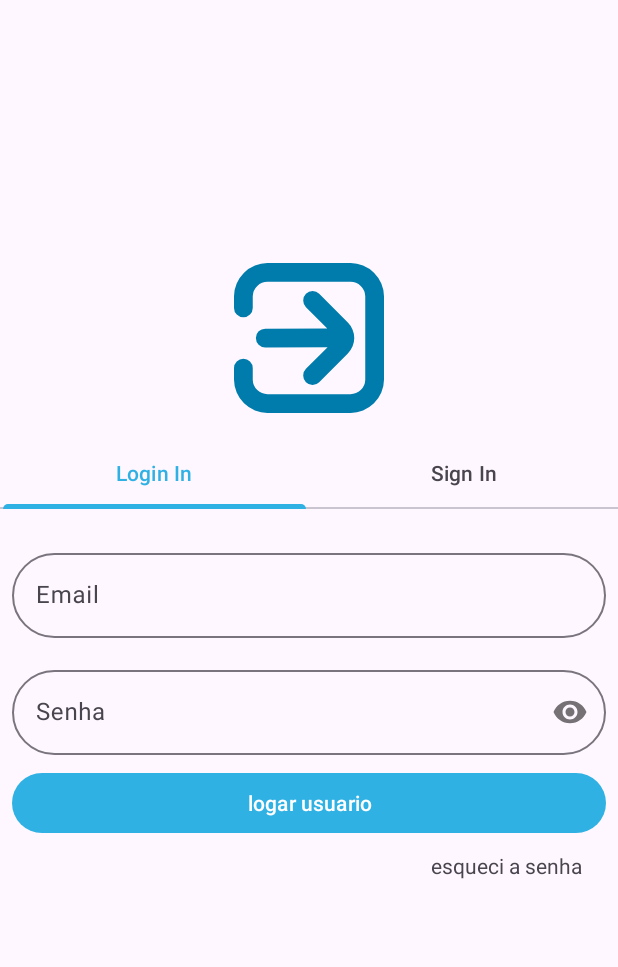
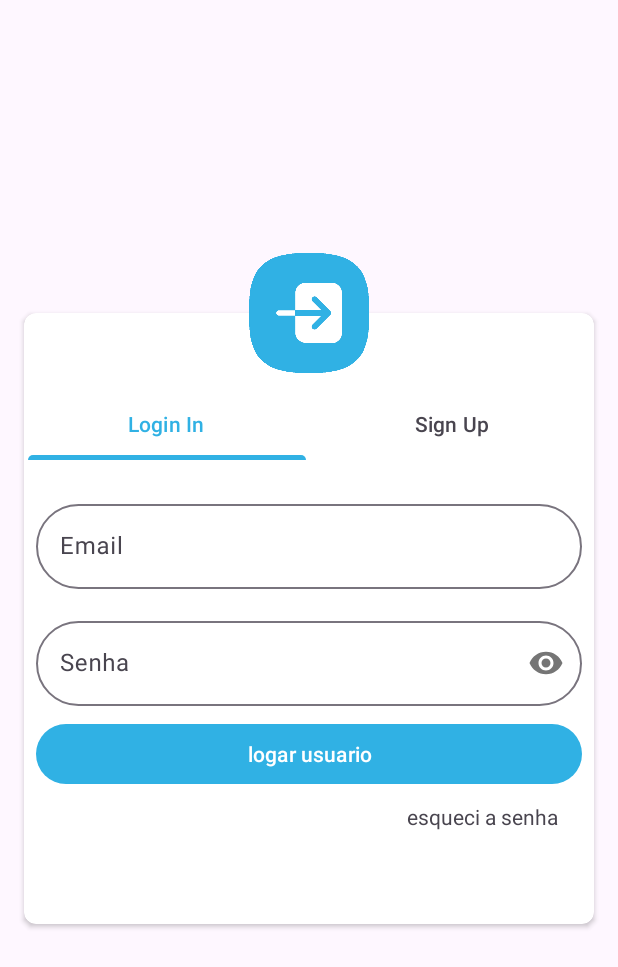
Before and after one commit to kaioLimaX/ChatApp, an Android app: the screen it shows after launch (AuthActivity), on a phone screen of 412 x 824 dp. Shown: the top 967 px of the screen. Run offline under Robolectric (Android 15) with nearby library versions, the phone set to English and light mode, and no system bars; our stand-ins replace Firebase (no records; nobody signed in at launch, a user with empty details on screens opened directly).

Commit message:
criando sessão ViewModel para login, corrigido erro digitação tab

```diff
--- a/app/src/main/java/com/example/chatapp/adapters/TabAdapter.kt
+++ b/app/src/main/java/com/example/chatapp/adapters/TabAdapter.kt
@@ -5,7 +5,7 @@ import androidx.fragment.app.FragmentManager
 import androidx.lifecycle.Lifecycle
 import androidx.viewpager2.adapter.FragmentStateAdapter
 import com.example.chatapp.view.ui.auth.fragments.LoginInFragment
-import com.example.chatapp.view.ui.auth.fragments.SignInFragment
+import com.example.chatapp.view.ui.auth.fragments.SignUpFragment
 
 class TabAdapter(
     val abas : List<String>,
@@ -18,7 +18,7 @@ class TabAdapter(
 
     override fun createFragment(position: Int): Fragment {
         when(position){
-            1 -> return SignInFragment()
+            1 -> return SignUpFragment()
 
         }
         return LoginInFragment()
--- a/app/src/main/java/com/example/chatapp/view/ui/auth/AuthActivity.kt
+++ b/app/src/main/java/com/example/chatapp/view/ui/auth/AuthActivity.kt
@@ -24,7 +24,7 @@ class AuthActivity : AppCompatActivity() {
         val viewPager = binding.viewPagerMenuAuth
 
         //adapter
-        val abas = listOf("Login In", "Sign In")
+        val abas = listOf("Login In", "Sign Up")
         viewPager.adapter = TabAdapter(
             abas,
             supportFragmentManager,
--- a/app/src/main/java/com/example/chatapp/view/ui/auth/fragments/SignInFragment.kt
+++ b/app/src/main/java/com/example/chatapp/view/ui/auth/fragments/SignUpFragment.kt
@@ -20,7 +20,7 @@ import com.google.firebase.firestore.ktx.firestore
 import com.google.firebase.ktx.Firebase
 
 
-class SignInFragment : Fragment() {
+class SignUpFragment : Fragment() {
 
     private lateinit var binding: ItemTabloginSigninBinding
 
--- /dev/null
+++ b/app/src/main/java/com/example/chatapp/view/ui/auth/viewmodels/LoginViewModel.kt
@@ -0,0 +1,14 @@
+package com.example.chatapp.view.ui.auth.viewmodels
+
+import androidx.lifecycle.ViewModel
+import com.example.chatapp.data.AuthRepository
+import javax.inject.Inject
+
+class LoginViewModel @Inject constructor(
+    private val authRepository: AuthRepository
+) : ViewModel() {
+
+    suspend fun onClickLogin(email : String, password : String){
+        authRepository.login(email,password)
+    }
+}
--- /dev/null
+++ b/app/src/main/java/com/example/chatapp/view/ui/auth/viewmodels/SignUpViewModel.kt
@@ -0,0 +1,6 @@
+package com.example.chatapp.view.ui.auth.viewmodels
+
+import androidx.lifecycle.ViewModel
+
+class SignUpViewModel : ViewModel() {
+}
--- a/app/src/main/res/layout/activity_auth.xml
+++ b/app/src/main/res/layout/activity_auth.xml
@@ -8,35 +8,58 @@
 
     <ImageView
         android:id="@+id/imageView"
-        android:layout_width="100dp"
-        android:layout_height="100dp"
-        app:layout_constraintBottom_toTopOf="@+id/tabAuth"
+        android:layout_width="80dp"
+        android:layout_height="80dp"
+        android:elevation="5dp"
+        app:layout_constraintBottom_toTopOf="@+id/cardView"
+        app:layout_constraintEnd_toEndOf="@+id/cardView"
+        app:layout_constraintStart_toStartOf="@+id/cardView"
+        app:layout_constraintTop_toTopOf="@+id/cardView"
+        app:srcCompat="@drawable/log_in" />
+
+    <androidx.cardview.widget.CardView
+        android:id="@+id/cardView"
+        android:layout_width="match_parent"
+        android:layout_height="wrap_content"
+        android:layout_marginStart="16dp"
+        android:layout_marginEnd="16dp"
+        app:cardCornerRadius="8dp"
+        app:layout_constraintBottom_toBottomOf="parent"
         app:layout_constraintEnd_toEndOf="parent"
         app:layout_constraintHorizontal_bias="0.5"
         app:layout_constraintStart_toStartOf="parent"
-        app:layout_constraintTop_toTopOf="parent"
-        app:layout_constraintVertical_chainStyle="packed"
-        app:srcCompat="@drawable/sign_in_24" />
+        app:layout_constraintTop_toTopOf="parent">
+
+        <androidx.constraintlayout.widget.ConstraintLayout
+            android:layout_width="match_parent"
+            android:layout_height="match_parent">
+
+            <androidx.constraintlayout.widget.Guideline
+                android:id="@+id/guideline3"
+                android:layout_width="wrap_content"
+                android:layout_height="wrap_content"
+                android:orientation="horizontal"
+                app:layout_constraintGuide_begin="50dp" />
 
             <com.google.android.material.tabs.TabLayout
                 android:id="@+id/tabAuth"
-        android:layout_width="0dp"
+                android:layout_width="379dp"
                 android:layout_height="wrap_content"
-        android:layout_marginTop="16dp"
-        app:layout_constraintBottom_toTopOf="@+id/viewPagerMenuAuth"
+                android:background="@color/branco"
                 app:layout_constraintEnd_toEndOf="parent"
                 app:layout_constraintHorizontal_bias="0.5"
                 app:layout_constraintStart_toStartOf="parent"
-        app:layout_constraintTop_toBottomOf="@+id/imageView" />
+                app:layout_constraintTop_toTopOf="@+id/guideline3" />
 
             <androidx.viewpager2.widget.ViewPager2
                 android:id="@+id/viewPagerMenuAuth"
                 android:layout_width="0dp"
                 android:layout_height="309dp"
-        app:layout_constraintBottom_toBottomOf="parent"
                 app:layout_constraintEnd_toEndOf="parent"
-        app:layout_constraintHorizontal_bias="0.5"
                 app:layout_constraintStart_toStartOf="parent"
                 app:layout_constraintTop_toBottomOf="@+id/tabAuth" />
+        </androidx.constraintlayout.widget.ConstraintLayout>
+
+    </androidx.cardview.widget.CardView>
 
 </androidx.constraintlayout.widget.ConstraintLayout>
```
Lines whose indentation alone changed are shown as unchanged.
